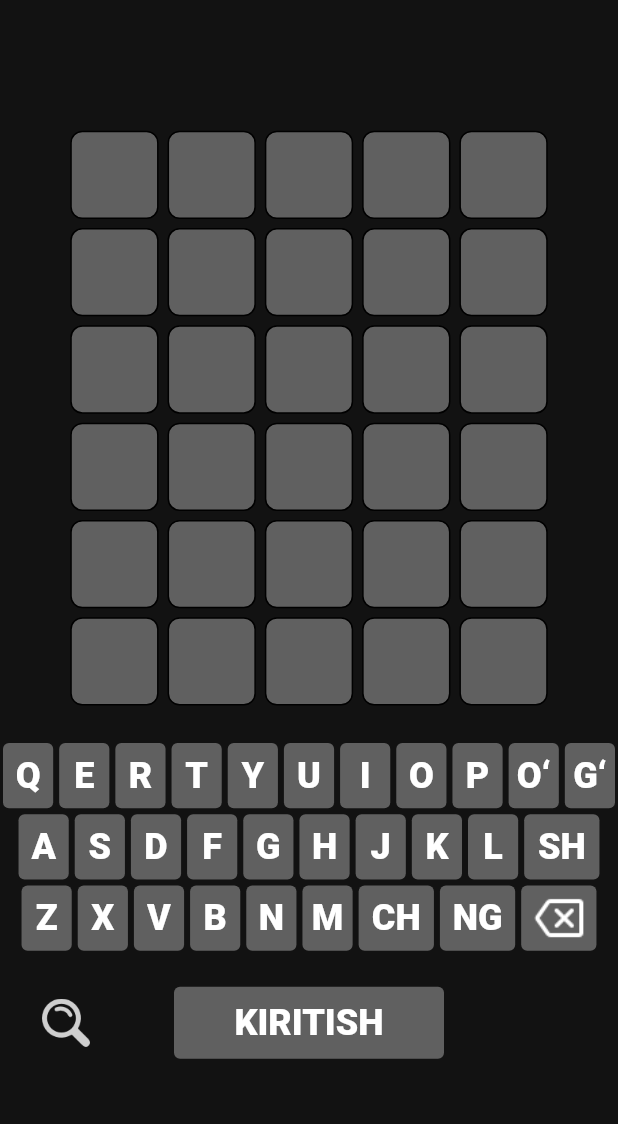
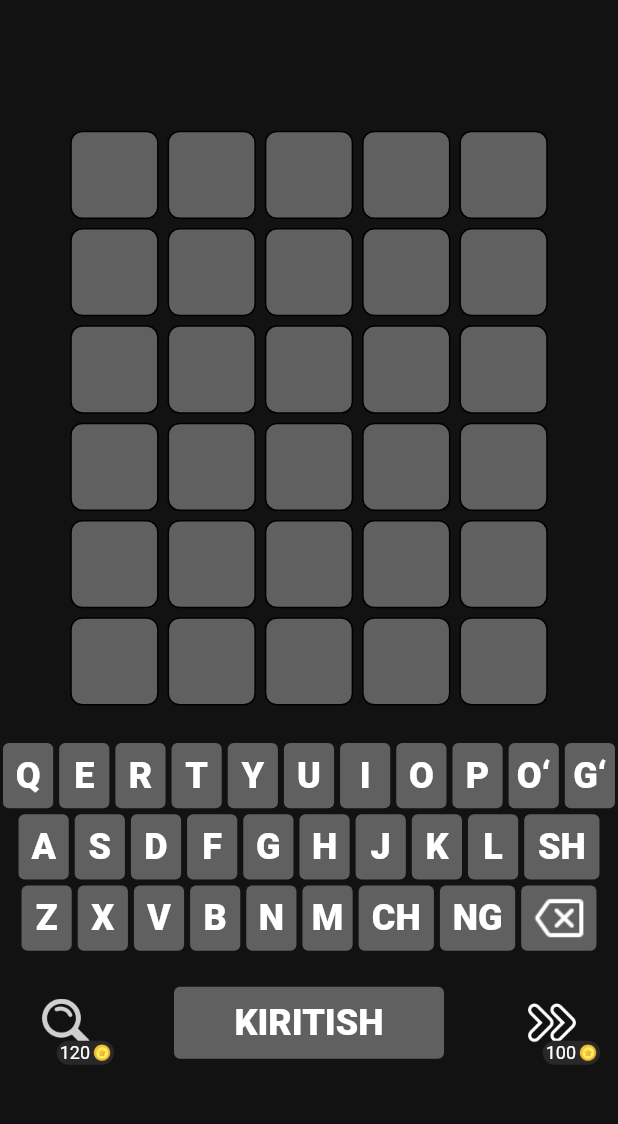
Before and after one commit to suhrobcoder/wordle_clone, a Flutter app: the GamePage screen opened directly, on a phone screen of 412 x 824 dp, the part 72-1196 px from its top. Run offline on Flutter 3.47's test engine with Material 2 defaults, Android fonts, the phone set to English and light mode, and no system bars; our stand-ins replace bloc, easy_localization, flutter_bloc, get_it, injectable, shared_preferences and 1 more; accounts and stored records are empty.

Commit message:
skip button close #4

```diff
--- a/assets/translations/uz-Cyrl-UZ.json
+++ b/assets/translations/uz-Cyrl-UZ.json
@@ -1,4 +1,5 @@
 {
     "submit": "Киритиш",
-    "play": "Ўйнаш"
+    "play": "Ўйнаш",
+    "next": "Кейинги"
 }
--- a/assets/translations/uz.json
+++ b/assets/translations/uz.json
@@ -1,4 +1,5 @@
 {
     "submit": "Kiritish",
-    "play": "O'ynash"
+    "play": "O'ynash",
+    "next": "Keyingi"
 }
--- /dev/null
+++ b/lib/components/power_up_btn.dart
@@ -0,0 +1,53 @@
+import 'package:flutter/material.dart';
+import 'package:wordle_clone/utils/constants.dart';
+
+class PowerUpBtn extends StatelessWidget {
+  const PowerUpBtn({
+    Key? key,
+    required this.imagePath,
+    required this.price,
+    required this.onPressed,
+  }) : super(key: key);
+
+  final String imagePath;
+  final int price;
+  final VoidCallback onPressed;
+
+  @override
+  Widget build(BuildContext context) {
+    return Stack(
+      clipBehavior: Clip.none,
+      children: [
+        IconButton(
+          onPressed: onPressed,
+          icon: Image.asset(imagePath),
+        ),
+        Positioned(
+          right: -8,
+          bottom: -4,
+          child: Container(
+            padding: const EdgeInsets.symmetric(vertical: 1, horizontal: 2),
+            decoration: const ShapeDecoration(
+              color: AppColors.absent,
+              shape: StadiumBorder(),
+            ),
+            child: Row(
+              children: [
+                Text(
+                  price.toString(),
+                  style: const TextStyle(fontSize: 12, color: Colors.white),
+                ),
+                const SizedBox(width: 2),
+                Image.asset(
+                  'assets/icons/coin.png',
+                  width: 12,
+                  height: 12,
+                ),
+              ],
+            ),
+          ),
+        ),
+      ],
+    );
+  }
+}
--- a/lib/pages/game/bloc/game_bloc.dart
+++ b/lib/pages/game/bloc/game_bloc.dart
@@ -128,7 +128,7 @@ class GameBloc extends Bloc<GameEvent, GameState> {
       }
     });
     on<ResetGame>((event, emit) {
-      emit(GameState.initialState().copyWith(solution: answers.random()));
+      emit(GameState.initialState(solution: answers.random()));
     });
     on<RevealRightGuess>((event, emit) {
       if (state.coins < revealLetterCoin) {
@@ -159,6 +159,13 @@ class GameBloc extends Bloc<GameEvent, GameState> {
     });
     on<AddWinCoins>((event, emit) {
       sharedPrefs.setCoins(state.coins + coinsForGameWon);
+    });
+    on<SkipWord>((event, emit) {
+      if (state.coins < skipWordCoin) {
+        return;
+      }
+      sharedPrefs.setCoins(state.coins - skipWordCoin);
+      emit(GameState.initialState(solution: answers.random()));
     });
     add(ResetGame());
     add(CoinChanged(sharedPrefs.coins));
--- a/lib/pages/game/bloc/game_event.dart
+++ b/lib/pages/game/bloc/game_event.dart
@@ -14,3 +14,5 @@ class ResetGame extends GameEvent {}
 class RevealRightGuess extends GameEvent {}
 
 class AddWinCoins extends GameEvent {}
+
+class SkipWord extends GameEvent {}
--- a/lib/pages/game/bloc/game_state.dart
+++ b/lib/pages/game/bloc/game_state.dart
@@ -26,9 +26,9 @@ class GameState {
   final bool wrongGuessShake;
   final int coins;
 
-  GameState.initialState()
-      : solution = '',
-        guesses = initialGuesses,
+  GameState.initialState({
+    this.solution = '',
+  })  : guesses = initialGuesses,
         currentGuessIndex = 0,
         usedKeys = {},
         revealedLetters = [],
--- a/lib/pages/game/game_page.dart
+++ b/lib/pages/game/game_page.dart
@@ -4,6 +4,7 @@ import 'package:flutter_bloc/flutter_bloc.dart';
 import 'package:wordle_clone/components/button.dart';
 import 'package:wordle_clone/components/coin_widget.dart';
 import 'package:wordle_clone/components/keyboard_button.dart';
+import 'package:wordle_clone/components/power_up_btn.dart';
 import 'package:wordle_clone/di/init_get_it.dart';
 import 'package:wordle_clone/localizations.dart';
 import 'package:wordle_clone/pages/game/bloc/game_bloc.dart';
@@ -68,19 +69,16 @@ class GamePage extends StatelessWidget {
                         ),
                   ),
                   const SizedBox(height: 20),
-                  SizedBox(
-                    width: double.infinity,
-                    child: Stack(
-                      alignment: Alignment.center,
+                  Padding(
+                    padding: const EdgeInsets.symmetric(horizontal: 20),
+                    child: Row(
+                      mainAxisAlignment: MainAxisAlignment.spaceBetween,
                       children: [
-                        Positioned(
-                          left: 20,
-                          child: IconButton(
-                            onPressed: () => context
-                                .read<GameBloc>()
-                                .add(RevealRightGuess()),
-                            icon: Image.asset("assets/icons/magnifier.png"),
-                          ),
+                        PowerUpBtn(
+                          imagePath: "assets/icons/magnifier.png",
+                          price: revealLetterCoin,
+                          onPressed: () =>
+                              context.read<GameBloc>().add(RevealRightGuess()),
                         ),
                         KeyboardButton(
                           name: "submit".tr(),
@@ -92,6 +90,12 @@ class GamePage extends StatelessWidget {
                               : () => context
                                   .read<GameBloc>()
                                   .add(HandleGuess("Enter")),
+                        ),
+                        PowerUpBtn(
+                          imagePath: "assets/icons/skip.png",
+                          price: skipWordCoin,
+                          onPressed: () =>
+                              context.read<GameBloc>().add(SkipWord()),
                         ),
                       ],
                     ),
@@ -151,7 +155,7 @@ class GameWonDialog extends StatelessWidget {
           const SizedBox(height: 16),
           Button(
             onPressed: onNextClick,
-            child: const Text("NEXT"),
+            child: Text("next".tr()),
           ),
         ],
       ),
--- a/lib/utils/constants.dart
+++ b/lib/utils/constants.dart
@@ -9,6 +9,7 @@ const initialCoins = 200;
 const coinsForAd = 50;
 const revealLetterCoin = 120;
 const removeLetterCoin = 100;
+const skipWordCoin = 100;
 const coinsForGameWon = 100;
 
 class AppColors {
```
Also changed, not shown: assets/icons/skip.png (added).
